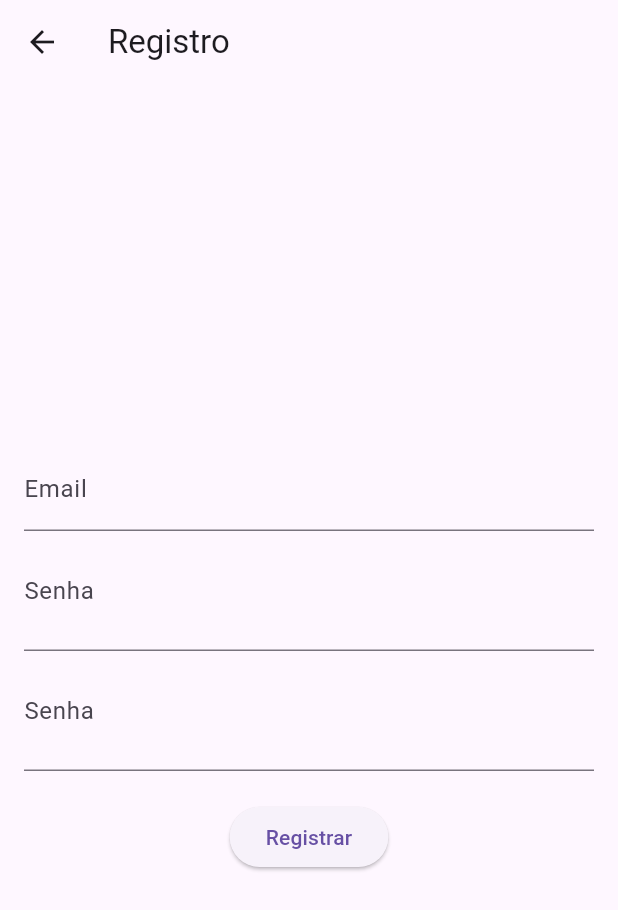
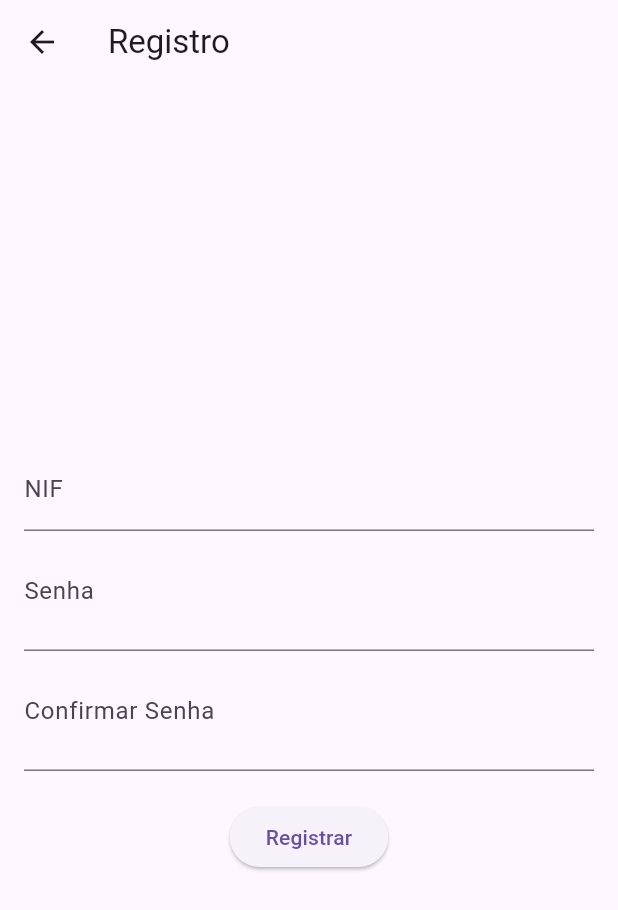
Before and after one commit to PedroHPiresss/Mobile, a Flutter app: the screen it shows after launch, after a tap on "Não tem uma conta? Registre-se!", on a phone screen of 412 x 824 dp. Shown: the top 910 px of the screen. Run offline on Flutter 3.47's test engine with Material 3 defaults, Android fonts, the light colour scheme and no system bars; our stand-ins replace carousel_slider, cloud_firestore, connectivity_plus, firebase_auth, firebase_core, flutter_blue_plus and 9 more; accounts and stored records are empty; network calls fail.

Commit message:
16.10.25

```diff
--- /dev/null
+++ b/Hardware/sa_somativa_hardware/lib/controllers/auth_controller.dart
@@ -0,0 +1,51 @@
+import 'package:firebase_auth/firebase_auth.dart';
+import 'package:local_auth/local_auth.dart';
+
+class AuthController {
+  final FirebaseAuth _auth = FirebaseAuth.instance;
+  final LocalAuthentication _localAuth = LocalAuthentication();
+
+  User? get currentUser => _auth.currentUser;
+
+  // Login with NIF and password (NIF treated as email)
+  Future<void> loginWithNif(String nif, String password) async {
+    await _auth.signInWithEmailAndPassword(
+      email: '$nif@nif.com', // Append domain to make it email-like
+      password: password,
+    );
+  }
+
+  // Register with NIF and password
+  Future<void> registerWithNif(String nif, String password) async {
+    await _auth.createUserWithEmailAndPassword(
+      email: '$nif@nif.com',
+      password: password,
+    );
+  }
+
+  // Logout
+  Future<void> logout() async {
+    await _auth.signOut();
+  }
+
+  // Check if biometric is available
+  Future<bool> isBiometricAvailable() async {
+    return await _localAuth.canCheckBiometrics;
+  }
+
+  // Authenticate with biometric
+  Future<bool> authenticateBiometric() async {
+    try {
+      return await _localAuth.authenticate(
+        localizedReason: 'Confirme sua identidade para registrar o ponto',
+        options: const AuthenticationOptions(
+          biometricOnly: true,
+          useErrorDialogs: true,
+          stickyAuth: true,
+        ),
+      );
+    } catch (e) {
+      return false;
+    }
+  }
+}
--- a/Hardware/sa_somativa_hardware/lib/main.dart
+++ b/Hardware/sa_somativa_hardware/lib/main.dart
@@ -3,14 +3,13 @@ import 'package:firebase_core/firebase_core.dart';
 import 'package:sa_somativa_hardware/firebase_options.dart';
 import 'package:sa_somativa_hardware/views/autenticacao_view.dart';
 
-void main() async{
+void main() async {
   WidgetsFlutterBinding.ensureInitialized();
-  //inicializa o firebase - ao mesmo tempo que abre as telas
   await Firebase.initializeApp(
-    options: DefaultFirebaseOptions.currentPlatform
+    options: DefaultFirebaseOptions.currentPlatform,
   );
-  runApp(MaterialApp(
-    title: "Lista de Tarefas",
-    home: AutenticacaoView(), //Direciona para a tela de autenticação
+  runApp(const MaterialApp(
+    title: "Sistema de Ponto",
+    home: AutenticacaoView(),
   ));
 }
--- a/Hardware/sa_somativa_hardware/lib/views/login_view.dart
+++ b/Hardware/sa_somativa_hardware/lib/views/login_view.dart
@@ -1,5 +1,5 @@
-import 'package:firebase_auth/firebase_auth.dart';
 import 'package:flutter/material.dart';
+import 'package:sa_somativa_hardware/controllers/auth_controller.dart';
 import 'package:sa_somativa_hardware/views/registro_view.dart';
 
 class LoginView extends StatefulWidget {
@@ -10,64 +10,66 @@ class LoginView extends StatefulWidget {
 }
 
 class _LoginViewState extends State<LoginView> {
-  //atributos
-  final _emailField = TextEditingController();
+  final _nifField = TextEditingController();
   final _senhaField = TextEditingController();
-  final _authController = FirebaseAuth.instance; //Controller para manipulaçao do ususário no firebaseauth
+  final _authController = AuthController();
   bool _senhaOculta = true;
 
-  //método
-  void _login() async{
+  void _login() async {
     try {
-      //Solicitar a autenticação do usuário
-      await _authController.signInWithEmailAndPassword(
-        email: _emailField.text.trim(),
-        password: _senhaField.text);
-      //Não precisa do navigator. Uau!. Pois usaremos o StreamBuilder
-      //Já faz o direcionamento automático para a tela de tarefas
+      await _authController.loginWithNif(
+        _nifField.text.trim(),
+        _senhaField.text,
+      );
     } catch (e) {
       ScaffoldMessenger.of(context).showSnackBar(
-        SnackBar(content: Text("Falha ao fazer login $e"))
+        SnackBar(content: Text("Falha ao fazer login: $e")),
       );
     }
   }
 
-  //build da tela
   @override
   Widget build(BuildContext context) {
     return Scaffold(
-      appBar: AppBar(title: Text("Login"),),
+      appBar: AppBar(title: const Text("Login")),
       body: Padding(
-        padding: EdgeInsets.all(16),
+        padding: const EdgeInsets.all(16),
         child: Column(
           mainAxisAlignment: MainAxisAlignment.center,
           children: [
             TextField(
-              controller: _emailField,
-              decoration: InputDecoration(labelText: "Email"),
-              keyboardType: TextInputType.emailAddress,
+              controller: _nifField,
+              decoration: const InputDecoration(labelText: "NIF"),
+              keyboardType: TextInputType.number,
             ),
             TextField(
               controller: _senhaField,
               decoration: InputDecoration(
                 labelText: "Senha",
                 suffix: IconButton(
-                  onPressed: ()=>setState(() {
-                    _senhaOculta = !_senhaOculta; //inverte o valor da variável booleana
+                  onPressed: () => setState(() {
+                    _senhaOculta = !_senhaOculta;
                   }),
-                  icon: _senhaOculta ? Icon(Icons.visibility) : Icon(Icons.visibility_off))),
+                  icon: _senhaOculta ? const Icon(Icons.visibility) : const Icon(Icons.visibility_off),
+                ),
+              ),
               obscureText: _senhaOculta,
             ),
-            SizedBox(height: 20,),
+            const SizedBox(height: 20),
             ElevatedButton(
               onPressed: _login,
-              child: Text("Login")),
+              child: const Text("Login"),
+            ),
             TextButton(
-              onPressed: ()=> Navigator.push(context,
-              MaterialPageRoute(builder: (context)=> RegistroView())),
-              child: Text("Não tem uma conta? Registre-se!"))
+              onPressed: () => Navigator.push(
+                context,
+                MaterialPageRoute(builder: (context) => const RegistroView()),
+              ),
+              child: const Text("Não tem uma conta? Registre-se!"),
+            ),
           ],
-        ),)
+        ),
+      ),
     );
   }
 }
--- a/Hardware/sa_somativa_hardware/lib/views/registro_view.dart
+++ b/Hardware/sa_somativa_hardware/lib/views/registro_view.dart
@@ -1,5 +1,5 @@
-import 'package:firebase_auth/firebase_auth.dart';
 import 'package:flutter/material.dart';
+import 'package:sa_somativa_hardware/controllers/auth_controller.dart';
 
 class RegistroView extends StatefulWidget {
   const RegistroView({super.key});
@@ -9,74 +9,81 @@ class RegistroView extends StatefulWidget {
 }
 
 class _RegistroViewState extends State<RegistroView> {
-  //atributos
-  final _emailField = TextEditingController();
+  final _nifField = TextEditingController();
   final _senhaField = TextEditingController();
   final _confSenhaField = TextEditingController();
-  final _authController = FirebaseAuth.instance; // Controlador do Firebase Auth
+  final _authController = AuthController();
   bool _senhaOculta = true;
   bool _confSenhaOculta = true;
 
-  // Método _registrar
-  void _registrar() async{
-    if(_senhaField.text != _confSenhaField.text) return; // Interrompe o método se senhas diferentes
+  void _registrar() async {
+    if (_senhaField.text != _confSenhaField.text) {
+      ScaffoldMessenger.of(context).showSnackBar(
+        const SnackBar(content: Text("Senhas não coincidem")),
+      );
+      return;
+    }
     try {
-      await _authController.createUserWithEmailAndPassword(
-        email: _emailField.text.trim(),
-        password: _senhaField.text);
-      Navigator.pop(context); //Fecha a tela de Registro
-      // É logado automaticamente após o cadastro
+      await _authController.registerWithNif(
+        _nifField.text.trim(),
+        _senhaField.text,
+      );
+      Navigator.pop(context);
     } catch (e) {
       ScaffoldMessenger.of(context).showSnackBar(
-        SnackBar(content: Text("Falha ao registrar: $e"))
+        SnackBar(content: Text("Falha ao registrar: $e")),
       );
-
     }
   }
 
-  //build da tela
   @override
   Widget build(BuildContext context) {
     return Scaffold(
-      appBar: AppBar(title: Text("Registro"),),
+      appBar: AppBar(title: const Text("Registro")),
       body: Padding(
-        padding: EdgeInsets.all(16),
+        padding: const EdgeInsets.all(16),
         child: Column(
           mainAxisAlignment: MainAxisAlignment.center,
           children: [
             TextField(
-              controller: _emailField,
-              decoration: InputDecoration(labelText: "Email"),
-              keyboardType: TextInputType.emailAddress,
+              controller: _nifField,
+              decoration: const InputDecoration(labelText: "NIF"),
+              keyboardType: TextInputType.number,
             ),
             TextField(
               controller: _senhaField,
               decoration: InputDecoration(
                 labelText: "Senha",
                 suffix: IconButton(
-                  onPressed: ()=>setState(() {
-                    _senhaOculta = !_senhaOculta; //inverte o valor da variável booleana
+                  onPressed: () => setState(() {
+                    _senhaOculta = !_senhaOculta;
                   }),
-                  icon: _senhaOculta ? Icon(Icons.visibility) : Icon(Icons.visibility_off))),
+                  icon: _senhaOculta ? const Icon(Icons.visibility) : const Icon(Icons.visibility_off),
+                ),
+              ),
               obscureText: _senhaOculta,
             ),
             TextField(
               controller: _confSenhaField,
               decoration: InputDecoration(
-                labelText: "Senha",
+                labelText: "Confirmar Senha",
                 suffix: IconButton(
                   onPressed: () => setState(() {
-                    _confSenhaOculta = !_confSenhaOculta; //inverte o valor da variável booleana
+                    _confSenhaOculta = !_confSenhaOculta;
                   }),
-                  icon: _confSenhaOculta ? Icon(Icons.visibility) : Icon(Icons.visibility_off))),
+                  icon: _confSenhaOculta ? const Icon(Icons.visibility) : const Icon(Icons.visibility_off),
+                ),
+              ),
               obscureText: _confSenhaOculta,
             ),
-            SizedBox(height: 20,),
+            const SizedBox(height: 20),
             ElevatedButton(
               onPressed: _registrar,
-              child: Text("Registrar")),
+              child: const Text("Registrar"),
+            ),
           ],
-        ),)
+        ),
+      ),
     );
   }
 }
--- a/Hardware/sa_somativa_hardware/pubspec.yaml
+++ b/Hardware/sa_somativa_hardware/pubspec.yaml
@@ -12,6 +12,9 @@ dependencies:
   firebase_auth: ^6.1.1
   firebase_core: ^4.2.0
   cloud_firestore: ^6.0.3
+  geolocator: ^12.0.0
+  local_auth: ^2.3.0
+  intl: ^0.20.2
 
 dev_dependencies:
   flutter_test:
```
Also changed, not shown: Hardware/sa_somativa_hardware/lib/controllers/firestore_controller.dart (added, +51 -0 lines), Hardware/sa_somativa_hardware/lib/controllers/location_controller.dart (added, +42 -0 lines), Hardware/sa_somativa_hardware/lib/models/clock_record.dart (added, +43 -0 lines), Hardware/sa_somativa_hardware/lib/views/home_view.dart (+128 -1 lines), Hardware/sa_somativa_hardware/pubspec.lock, 2 other files.
